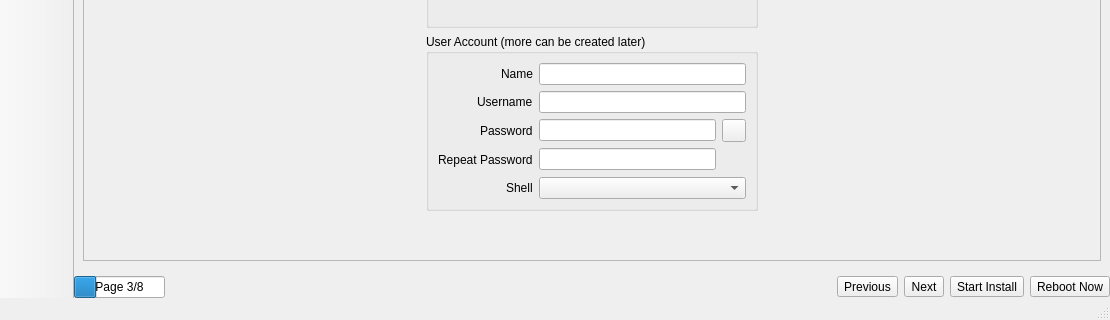
This is src-qt5/mainUI.ui in project-trident/trident-installer as Qt 5 draws it before an edit; both pictures show x 0 to 1110 and y 183 to 503 of the 1110 by 503 pixel window. The edited form follows.
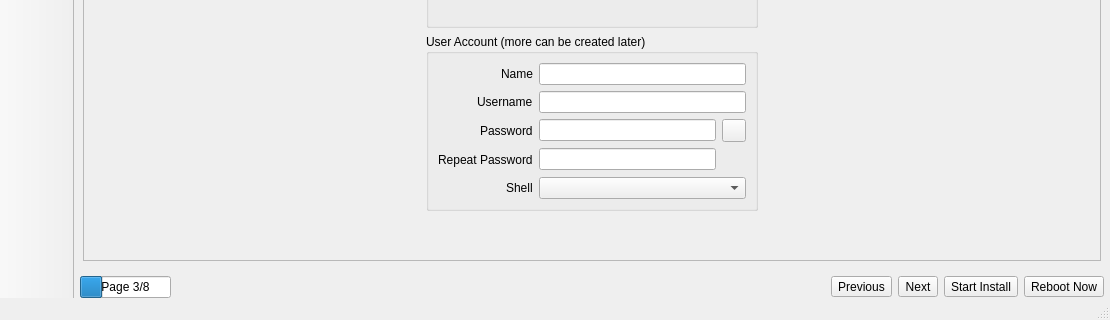
This is the edited form. The open tabs and pages were chosen to show the change. Icons and pictures are not drawn.

Diff of the .ui file:
```diff
--- a/src-qt5/mainUI.ui
+++ b/src-qt5/mainUI.ui
@@ -968,13 +968,13 @@
      <widget class="QFrame" name="frame_buttons">
       <layout class="QHBoxLayout" name="horizontalLayout">
        <property name="leftMargin">
-        <number>0</number>
+        <number>6</number>
        </property>
        <property name="topMargin">
         <number>0</number>
        </property>
        <property name="rightMargin">
-        <number>0</number>
+        <number>6</number>
        </property>
        <property name="bottomMargin">
         <number>0</number>
```
Left out of the diff: 22 changed lines with no effect on the pictures.
